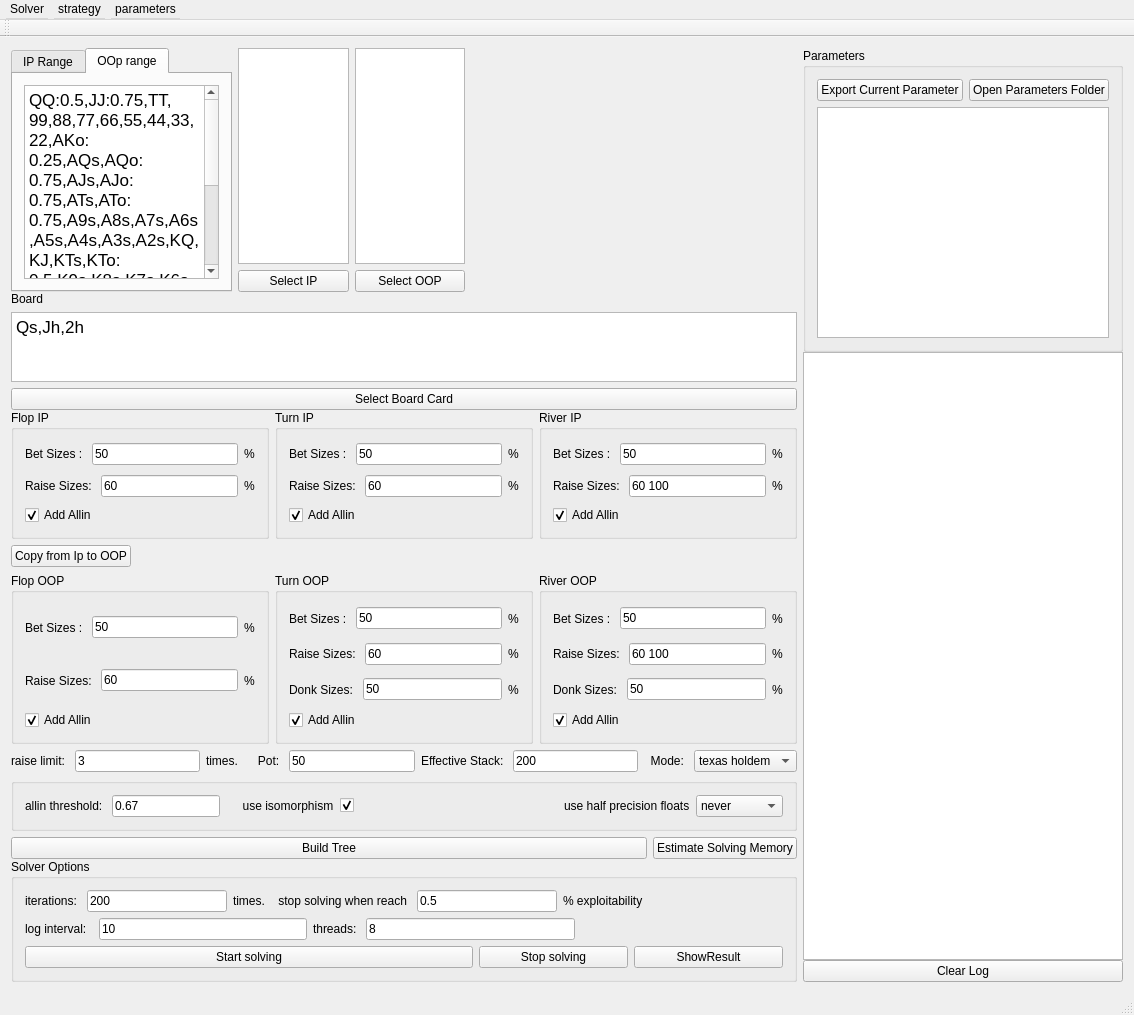
Above: mainwindow.ui from bupticybee/TexasSolver before the change. Below: the same form after it.
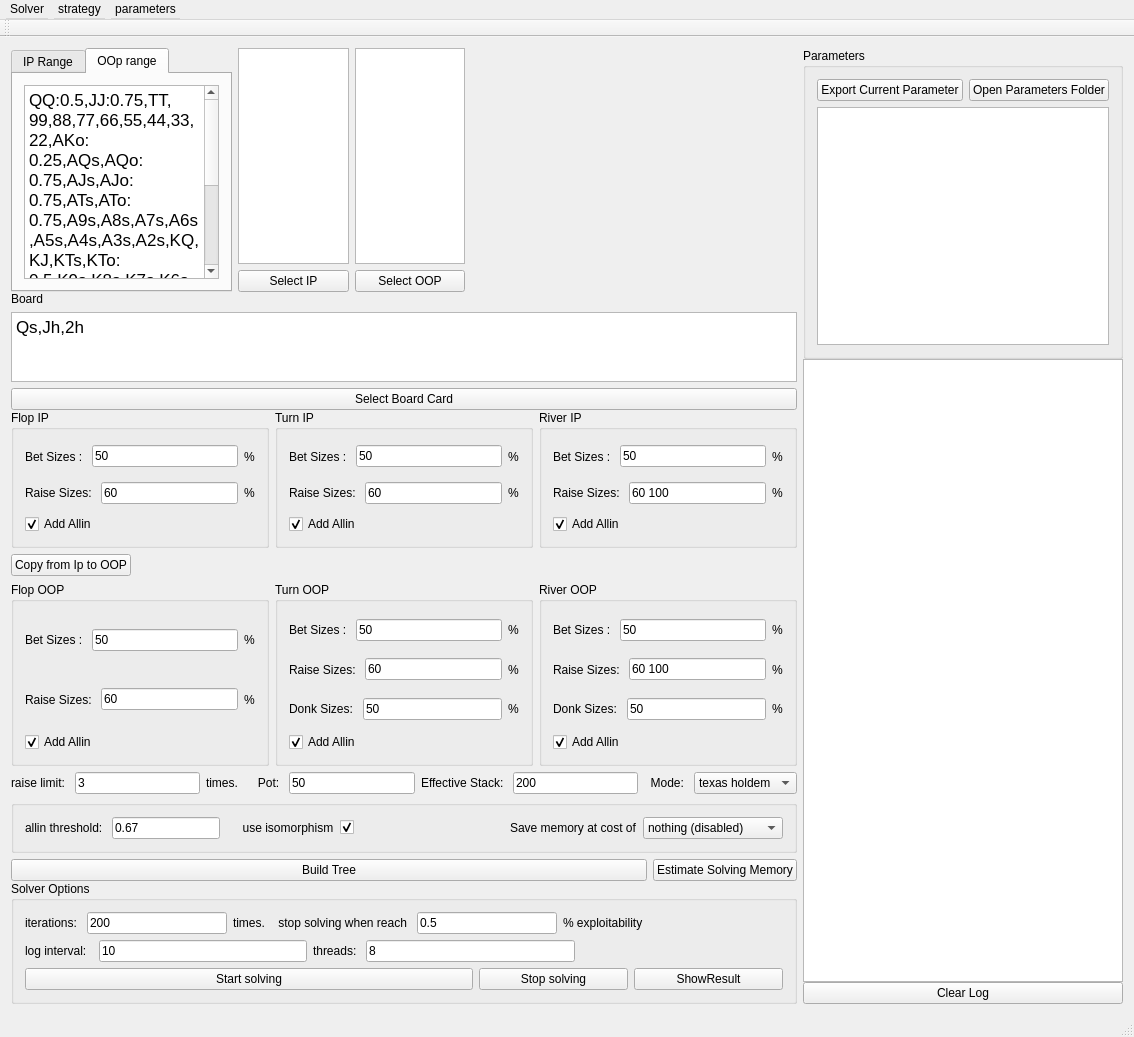
That is the form after the change. Custom widgets are drawn as their Qt base class.

Commit message: Introduction DiscountedCfrTrainableSF as further memory save option Uses half float for evs, and eliminates r_plus_sum storage, while keeping r_plus and cum_r_plus as floats. Option UI, memory estimation, and option execution adjusted.

What changed in the file:
```diff
--- a/mainwindow.ui
+++ b/mainwindow.ui
@@ -7,7 +7,7 @@
     <x>0</x>
     <y>0</y>
     <width>1134</width>
-    <height>1015</height>
+    <height>1037</height>
    </rect>
   </property>
   <property name="windowTitle">
@@ -826,7 +826,7 @@
              <item>
               <widget class="QLabel" name="label_77">
                <property name="text">
-                <string>use half precision floats</string>
+                <string>Save memory at cost of</string>
                </property>
               </widget>
              </item>
@@ -834,17 +834,17 @@
               <widget class="QComboBox" name="useHalfFloats_box">
                <item>
                 <property name="text">
-                 <string>never</string>
+                 <string>nothing (disabled)</string>
                 </property>
                </item>
                <item>
                 <property name="text">
-                 <string>River</string>
+                 <string>speed</string>
                 </property>
                </item>
                <item>
                 <property name="text">
-                 <string>Turn/River</string>
+                 <string>speed and accuracy</string>
                 </property>
                </item>
               </widget>
```
The commit also changes 5 other files.
